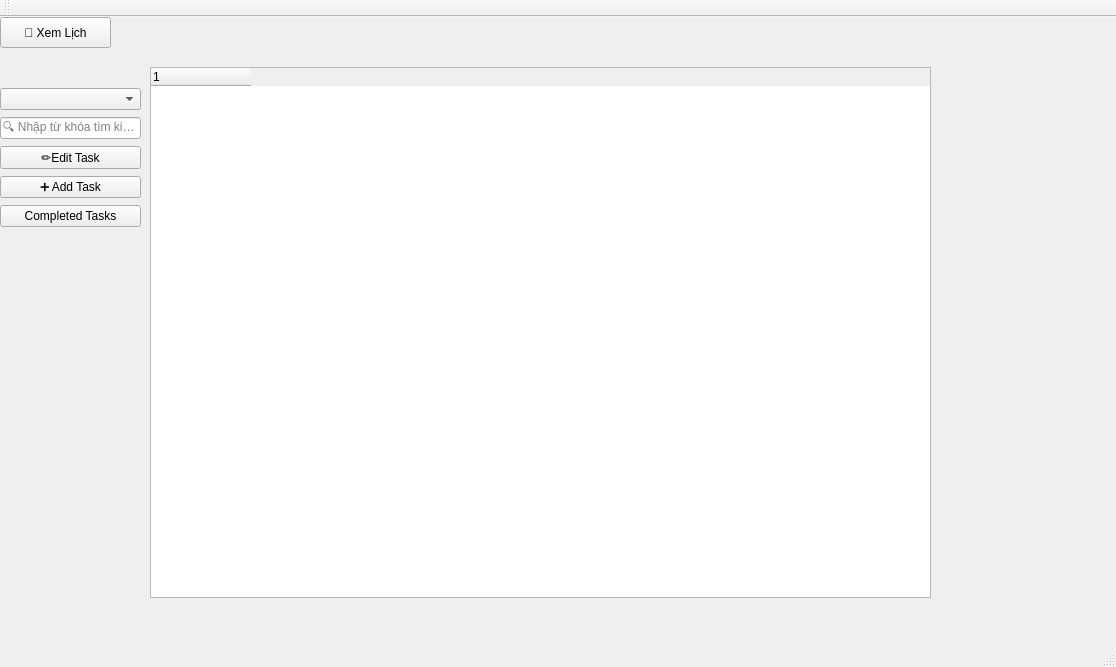
Old version of the form mainwindow.ui in the repository Tai-TN/PBL2.
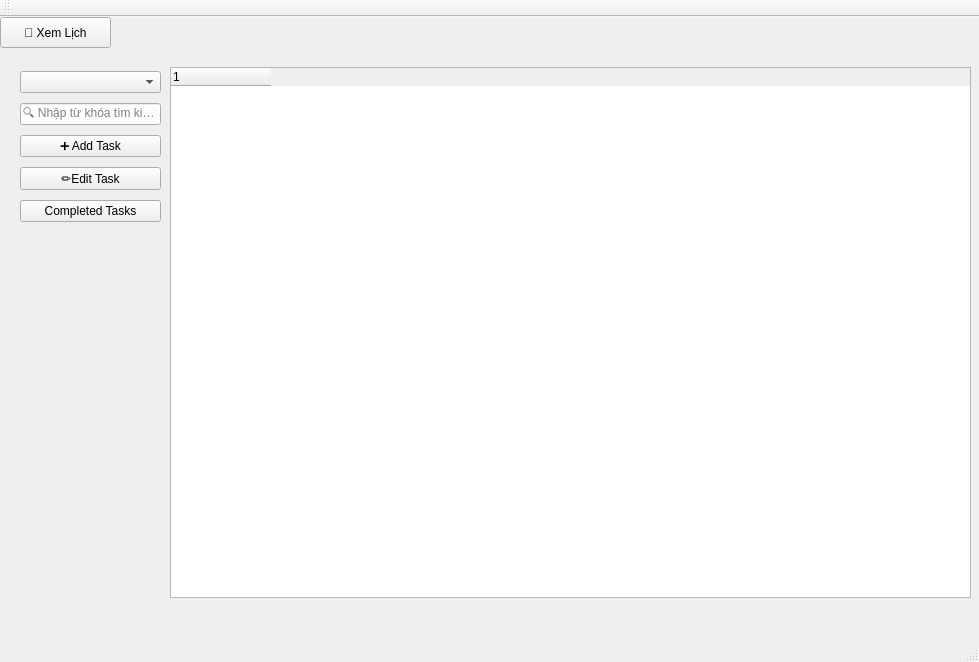
New version of the form.

Diff of the .ui file:
```diff
--- a/mainwindow.ui
+++ b/mainwindow.ui
@@ -6,8 +6,8 @@
    <rect>
     <x>0</x>
     <y>0</y>
-    <width>1116</width>
-    <height>667</height>
+    <width>979</width>
+    <height>662</height>
    </rect>
   </property>
   <property name="windowTitle">
@@ -17,9 +17,9 @@
    <widget class="QStackedWidget" name="stackedWidget">
     <property name="geometry">
      <rect>
-      <x>0</x>
-      <y>40</y>
-      <width>1011</width>
+      <x>20</x>
+      <y>30</y>
+      <width>961</width>
       <height>571</height>
      </rect>
     </property>
@@ -54,8 +54,8 @@
       <property name="geometry">
        <rect>
         <x>150</x>
-        <y>10</y>
-        <width>781</width>
+        <y>20</y>
+        <width>801</width>
         <height>531</height>
        </rect>
       </property>
@@ -72,9 +72,9 @@
       <property name="geometry">
        <rect>
         <x>0</x>
-        <y>30</y>
+        <y>20</y>
         <width>141</width>
-        <height>143</height>
+        <height>159</height>
        </rect>
       </property>
       <layout class="QVBoxLayout" name="verticalLayout">
@@ -91,13 +91,6 @@
          </property>
         </widget>
        </item>
-       <item>
-        <widget class="QPushButton" name="editTaskButton">
-         <property name="text">
-          <string>✏️Edit Task</string>
-         </property>
-        </widget>
-       </item>
        <item>
         <widget class="QPushButton" name="addTaskButton">
          <property name="text">
@@ -105,6 +98,13 @@
          </property>
         </widget>
        </item>
+       <item>
+        <widget class="QPushButton" name="editTaskButton">
+         <property name="text">
+          <string>✏️Edit Task</string>
+         </property>
+        </widget>
+       </item>
        <item>
         <widget class="QPushButton" name="taskCompleted">
          <property name="text">
```
Left out of the diff: 2 changed lines with no effect on the pictures.
